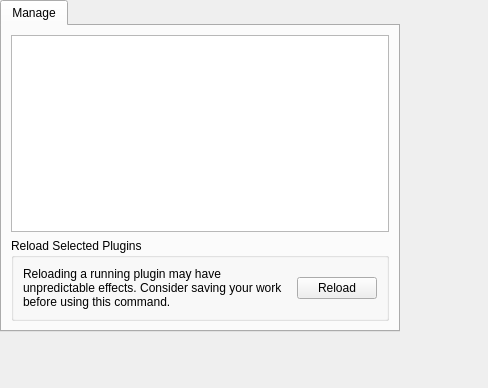
Old version of the form playground/pate/src/manager.ui in the repository KDE/kate.
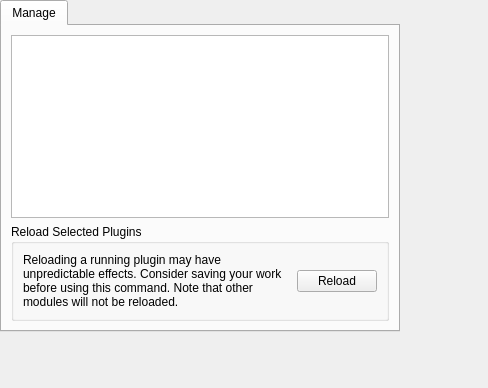
New version of the form. Icons and pictures are not drawn. Custom widgets are drawn as their Qt base class.

Commit message: Improve some what's-this text

Diff of the .ui file:
```diff
--- a/playground/pate/src/manager.ui
+++ b/playground/pate/src/manager.ui
@@ -36,7 +36,7 @@
         <item row="1" column="0">
          <widget class="QLabel" name="label">
           <property name="text">
-           <string>Reloading a running plugin may have unpredictable effects. Consider saving your work before using this command.</string>
+           <string>Reloading a running plugin may have unpredictable effects. Consider saving your work before using this command. Note that other modules will not be reloaded.</string>
           </property>
           <property name="wordWrap">
            <bool>true</bool>
```
